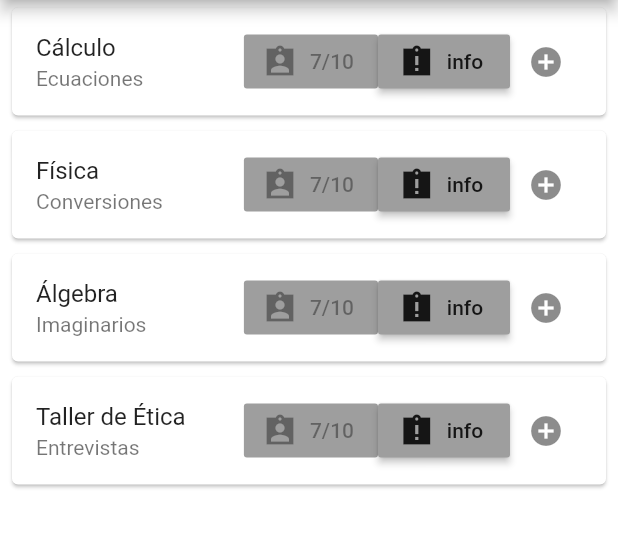
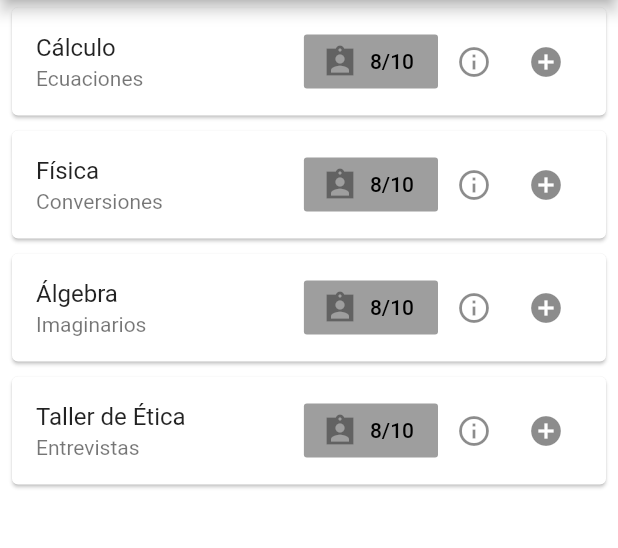
Before and after one commit to coba-luis-enrique/AssitApp, a Flutter app: the Asesoriasdisp screen opened directly, on a phone screen of 412 x 824 dp, the part 84-632 px from its top. Run offline on Flutter 3.47's test engine with Material 2 defaults, Android fonts, the phone set to English and light mode, and no system bars.

Commit message:
ultima modificacion

```diff
--- a/lib/asesoriasdisp.dart
+++ b/lib/asesoriasdisp.dart
@@ -45,14 +45,12 @@ class _AsesoriasdispState extends State<Asesoriasdisp> {
                         children: [
                           RaisedButton.icon(
                             icon: Icon(Icons.assignment_ind_sharp),
-                            label: Text('7/10'),
-                            color: Colors.grey,
+                            label: Text('8/10',
+                                style: TextStyle(color: Colors.black)),
                           ),
-                          RaisedButton.icon(
+                          IconButton(
                             onPressed: () {},
-                            icon: Icon(Icons.assignment_late_sharp),
-                            label: Text('info'),
-                            color: Colors.grey,
+                            icon: Icon(Icons.info_outline),
                           ),
                           IconButton(
                             onPressed: () {},
```
